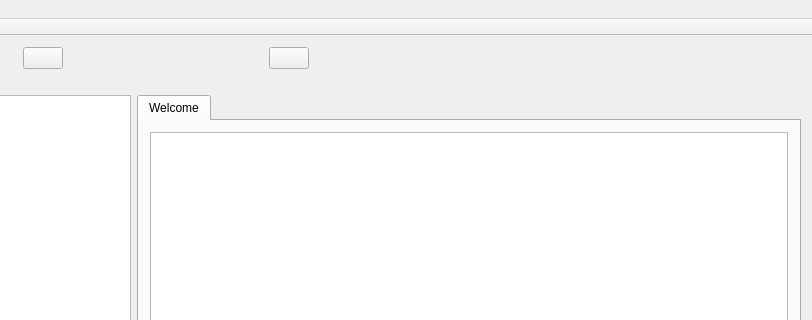
Old version of the form mainform.ui in the repository rutku/dediq; both pictures show x 130 to 942 and y 0 to 320 of the 942 by 798 pixel window.
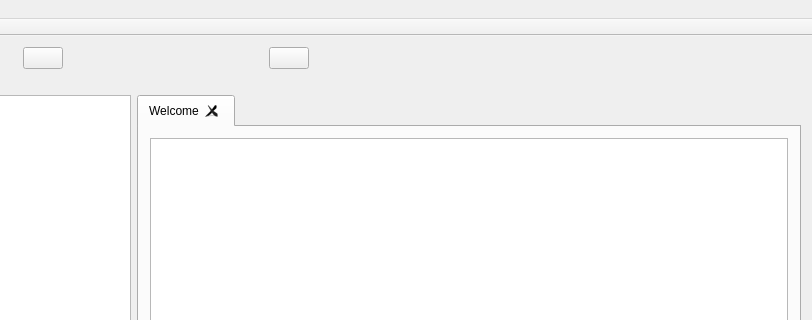
New version of the form. Icons and pictures are not drawn.

Commit message: add struct projectFile and tab close

Patch:
```diff
--- a/mainform.ui
+++ b/mainform.ui
@@ -228,6 +228,9 @@
         <property name="currentIndex">
          <number>0</number>
         </property>
+        <property name="tabsClosable">
+         <bool>true</bool>
+        </property>
         <property name="movable">
          <bool>true</bool>
         </property>
```
Left out of the diff: 2 changed lines with no effect on the pictures.
